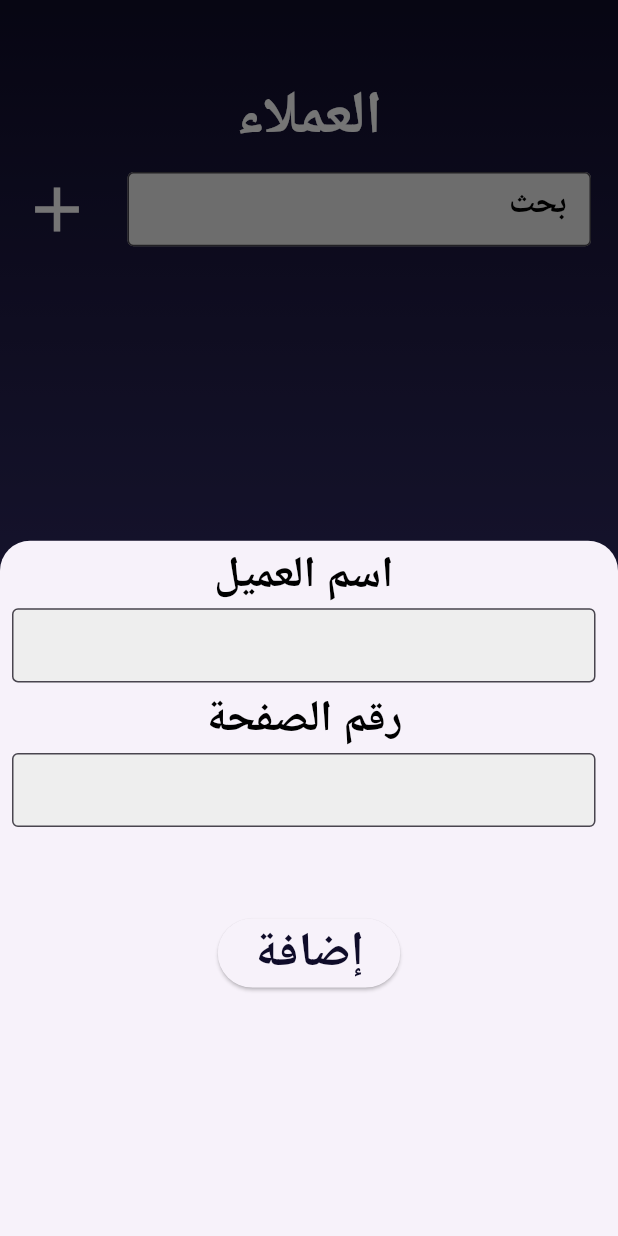
After one commit to ABDELRAHMAN-MAHM0UD/Shop-System, a Flutter app: the Customers screen opened by its route, after a tap on the "add" icon, on a phone screen of 412 x 824 dp. The commit adds this screen. Run offline on Flutter 3.47's test engine with Material 3 defaults, Android fonts, the phone set to English and light mode, and no system bars; our stand-ins replace another_flushbar, shared_preferences; accounts and stored records are empty.

Commit message:
Added customer account number tab

```diff
--- /dev/null
+++ b/lib/bottom_sheet.dart
@@ -0,0 +1,126 @@
+import 'package:another_flushbar/flushbar.dart';
+import 'package:flutter/material.dart';
+import 'package:shop_management_system/customer_obj.dart';
+import 'package:shop_management_system/saling_row.dart';
+import 'package:shop_management_system/view_model.dart';
+
+class AddCustomerBottomSheet extends StatefulWidget {
+  final BuildContext rootContext;
+
+  AddCustomerBottomSheet({required this.rootContext});
+
+  @override
+  State<AddCustomerBottomSheet> createState() => _AddCustomerBottomSheetState();
+}
+
+class _AddCustomerBottomSheetState extends State<AddCustomerBottomSheet> {
+  TextEditingController nameController = TextEditingController();
+
+  TextEditingController CustomerNum = TextEditingController();
+
+  @override
+  Widget build(BuildContext context) {
+    double height = MediaQuery.of(context).size.height;
+    double width = MediaQuery.of(context).size.width;
+
+    ViewModel viewModel = ViewModel();
+
+    return Column(
+      children: [
+        Container(
+          margin: EdgeInsets.only(bottom: 4,right: 15,left: 8,top: 2),
+          child: Column(
+            crossAxisAlignment: CrossAxisAlignment.stretch,
+            mainAxisAlignment: MainAxisAlignment.spaceBetween,
+            children: [
+              Text(
+                "اسم العميل",
+                style: TextStyle(
+                  color: Colors.black,
+                  fontSize: 29,
+                  fontWeight: FontWeight.w600,
+                ),textAlign: TextAlign.center,
+              ),
+              Container(
+                  height: height * .06,
+                  width: width * .57,
+                  child: TextField(
+                    textAlign: TextAlign.right,
+                    style: TextStyle(color: Colors.black,
+                        overflow: TextOverflow.ellipsis,
+                        fontSize: 22,fontWeight: FontWeight.w600) ,
+                    textInputAction: TextInputAction.done,
+                    clipBehavior: Clip.none,
+                    decoration: InputDecoration(fillColor: Color(0xffeeeeee),
+                      filled: true,
+                      border: OutlineInputBorder(),
+                    ),
+                    controller:  nameController,
+
+                  )),
+
+            ],
+          ),
+        ),
+        Container(
+          margin: EdgeInsets.only(bottom: 60,right: 15,left: 8),
+          child: Column(
+            crossAxisAlignment: CrossAxisAlignment.stretch,
+            mainAxisAlignment: MainAxisAlignment.spaceBetween,
+            children: [
+              Text(
+                "رقم الصفحة",
+                style: TextStyle(
+                  color: Colors.black,
+                  fontSize: 29,
+                  fontWeight: FontWeight.w600,
+                ),textAlign: TextAlign.center,
+              ),
+              Container(
+                  height: height * .06,
+                  width: width * .57,
+                  child: TextField(
+                    textAlign: TextAlign.right,
+                    style: TextStyle(color: Colors.black,
+                        overflow: TextOverflow.ellipsis,
+                        fontSize: 22,fontWeight: FontWeight.w600) ,
+                    textInputAction: TextInputAction.done,
+                    clipBehavior: Clip.none,
+                    decoration: InputDecoration(fillColor: Color(0xffeeeeee),
+                      filled: true,
+                      border: OutlineInputBorder(),
+                    ),
+                    controller:CustomerNum  ,
+
+                  )),
+
+            ],
+          ),
+        ),
+        ElevatedButton(
+            onPressed: (){
+
+          viewModel.addCustomer(CustomerObj(name: nameController.text,
+              pageNumber: CustomerNum.text));
+          Flushbar(
+          //message: ",
+            messageColor: Colors.white,
+            duration: Duration(seconds: 3),
+            flushbarPosition: FlushbarPosition.TOP,
+            backgroundColor: Colors.green,
+            borderRadius: BorderRadius.circular(10),
+            margin: EdgeInsets.all(10),
+            animationDuration: Duration(milliseconds: 400),
+            messageText: Text("تم إضافة رقم العميل",style: TextStyle(color: Colors.white,fontSize: 24),textAlign: TextAlign.center,),
+          )..show(context);
+
+        },
+            child: Text("إضافة",style: TextStyle(
+                fontSize: 32,
+                fontWeight: FontWeight.w800,
+                color: Color(0xff0f0c29)
+            ),))
+      ],
+    ) ;
+  }
+}
--- /dev/null
+++ b/lib/customer_obj.dart
@@ -0,0 +1,21 @@
+class CustomerObj{
+  String name;
+  String pageNumber;
+  CustomerObj({required this.name, required this.pageNumber});
+
+  static List<CustomerObj> customersList = [];
+
+  Map<String ,dynamic> toJson(){
+    final map = <String,dynamic> {};
+    map['name'] = name;
+    map['pageNumber'] = pageNumber;
+    return map;
+  }
+  factory CustomerObj.fromJson(Map<String, dynamic> json) {
+    return CustomerObj(
+      name: json['name'] ?? 'Unknown',
+      pageNumber: json['pageNumber']
+    );
+  }
+
+}
--- /dev/null
+++ b/lib/customers.dart
@@ -0,0 +1,101 @@
+import 'package:flutter/material.dart';
+import 'package:shop_management_system/customer_obj.dart';
+
+import 'bottom_sheet.dart';
+import 'customer_row.dart';
+
+class Customers extends StatelessWidget {
+  const Customers({super.key});
+  static const String routeName = "Customers";
+
+  @override
+  Widget build(BuildContext context) {
+    double height = MediaQuery.of(context).size.height;
+    double width = MediaQuery.of(context).size.width;
+
+    return Scaffold(
+        body: Container(
+            width: double.infinity,
+            height: double.infinity,
+            decoration: const BoxDecoration(
+              gradient: LinearGradient(
+                begin: Alignment.topCenter,
+                end: Alignment.bottomCenter,
+                colors: [
+                  Color(0xff0f0c29),
+                  Color(0xff302b63),
+                  Color(0xff24243e),
+                ],
+              ),
+            ),
+            child: Column(children: [
+              SizedBox(height: height * 0.06),
+              Text(
+                "العملاء",
+                textAlign: TextAlign.center,
+                style: TextStyle(
+                  color: Colors.white,
+                  fontSize: 40,
+                  fontWeight: FontWeight.w800,
+                ),
+              ),
+              Padding(
+                padding: const EdgeInsets.only(left: 5,right: 18),
+                child: Row(
+                  children: [
+                    IconButton(
+                        onPressed: () {
+                            showModalBottomSheet(
+                              context: context,
+                              shape: RoundedRectangleBorder(
+                                borderRadius: BorderRadius.vertical(top: Radius.circular(20)),
+                              ),
+                              builder: (context) => AddCustomerBottomSheet(rootContext: context),
+
+                            );
+
+
+                        },
+                        icon: Icon(
+                          Icons.add,
+                          size: 50,
+                          color: Colors.white,
+                        )),
+                          Spacer(),
+
+                    Container(
+                        height: height * .06,
+                        width: width * .75,
+                        child: TextField(
+                          textAlign: TextAlign.right,
+                          style: TextStyle(color: Colors.black,
+                              overflow: TextOverflow.ellipsis,
+                              fontSize: 22,fontWeight: FontWeight.w600) ,
+                          textInputAction: TextInputAction.done,
+                          clipBehavior: Clip.none,
+                          decoration: InputDecoration(hintText: "بحث" ,
+                            hintStyle: TextStyle(color: Colors.black,),
+                            fillColor: Color(0xffeeeeee),
+                            filled: true,
+                            border: OutlineInputBorder(),
+                          ),
+
+                        ))
+
+
+                  ],
+                ),
+              ),
+              Expanded(
+                  child: ListView.builder(
+                itemBuilder: (context, index) {
+                  return Padding(
+                    padding: const EdgeInsets.all(15),
+                    child: CustomerRow(index: index)
+                  );
+                },
+                itemCount: CustomerObj.customersList.length,
+              ))
+            ])));
+  }
+}
--- a/lib/earnings.dart
+++ b/lib/earnings.dart
@@ -50,7 +50,6 @@ class _EarningsState extends State<Earnings> {
 
   @override
   Widget build(BuildContext context) {
-    double width = MediaQuery.of(context).size.width;
     double height = MediaQuery.of(context).size.height;
 
     // Show loading indicator while data is being loaded
--- a/lib/main.dart
+++ b/lib/main.dart
@@ -1,6 +1,7 @@
 import 'package:flutter/material.dart';
 import 'package:shop_management_system/earnings.dart';
 
+import 'customers.dart';
 import 'init_screen.dart';
 import 'new_sale_page.dart';
 
@@ -18,7 +19,9 @@ class MyApp extends StatelessWidget {
     routes: {
       NewSalePage.routeName: (_) => NewSalePage(),
       Earnings.routeName :(_)=> Earnings(),
-      InitScreen.routeName : (_)=> InitScreen()
+      InitScreen.routeName : (_)=> InitScreen(),
+      Customers.routeName : (_)=> Customers()
+
     },
       theme: ThemeData(
         textTheme: TextTheme(
--- a/pubspec.yaml
+++ b/pubspec.yaml
@@ -36,6 +36,7 @@ dependencies:
   cupertino_icons: ^1.0.8
   shared_preferences: ^2.5.2
   month_year_picker: ^0.4.0+1
+  another_flushbar: ^1.10.28
 
 dev_dependencies:
   flutter_test:
@@ -89,3 +90,5 @@ flutter:
   #
   # For details regarding fonts from package dependencies,
   # see https://flutter.dev/to/font-from-package
+dependency_overrides:
+  intl: ^0.20.2
```
Also changed, not shown: lib/customer_row.dart (added, +37 -0 lines), lib/init_screen.dart (+15 -1 lines), lib/view_model.dart (+44 -17 lines), pubspec.lock, 1 other file.
